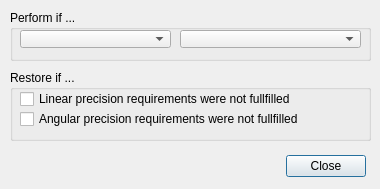
Above: ui/qdlgikconditional.ui from CoppeliaRobotics/coppeliaSimLib before the change. Below: the same form after it.
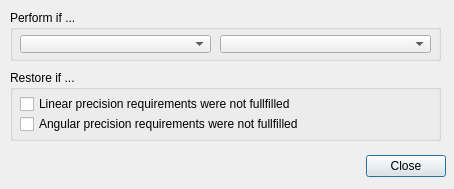
That is the form after the change.

What changed in the file:
```diff
--- a/ui/qdlgikconditional.ui
+++ b/ui/qdlgikconditional.ui
@@ -6,7 +6,7 @@
    <rect>
     <x>0</x>
     <y>0</y>
-    <width>380</width>
+    <width>454</width>
     <height>189</height>
    </rect>
   </property>
@@ -21,7 +21,7 @@
     <rect>
      <x>10</x>
      <y>10</y>
-     <width>361</width>
+     <width>431</width>
      <height>51</height>
     </rect>
    </property>
@@ -35,8 +35,8 @@
     <property name="geometry">
      <rect>
       <x>10</x>
-      <y>20</y>
-      <width>151</width>
+      <y>25</y>
+      <width>191</width>
       <height>18</height>
      </rect>
     </property>
@@ -44,9 +44,9 @@
    <widget class="QComboBox" name="qqIkResultCombo">
     <property name="geometry">
      <rect>
-      <x>170</x>
-      <y>20</y>
-      <width>181</width>
+      <x>210</x>
+      <y>25</y>
+      <width>211</width>
       <height>18</height>
      </rect>
     </property>
@@ -57,7 +57,7 @@
     <rect>
      <x>10</x>
      <y>70</y>
-     <width>361</width>
+     <width>431</width>
      <height>71</height>
     </rect>
    </property>
@@ -71,8 +71,8 @@
     <property name="geometry">
      <rect>
       <x>10</x>
-      <y>20</y>
-      <width>311</width>
+      <y>25</y>
+      <width>421</width>
       <height>18</height>
      </rect>
     </property>
@@ -87,8 +87,8 @@
     <property name="geometry">
      <rect>
       <x>10</x>
-      <y>40</y>
-      <width>311</width>
+      <y>45</y>
+      <width>421</width>
       <height>18</height>
      </rect>
     </property>
@@ -105,7 +105,7 @@
     <rect>
      <x>15</x>
      <y>150</y>
-     <width>351</width>
+     <width>431</width>
      <height>32</height>
     </rect>
    </property>
```
